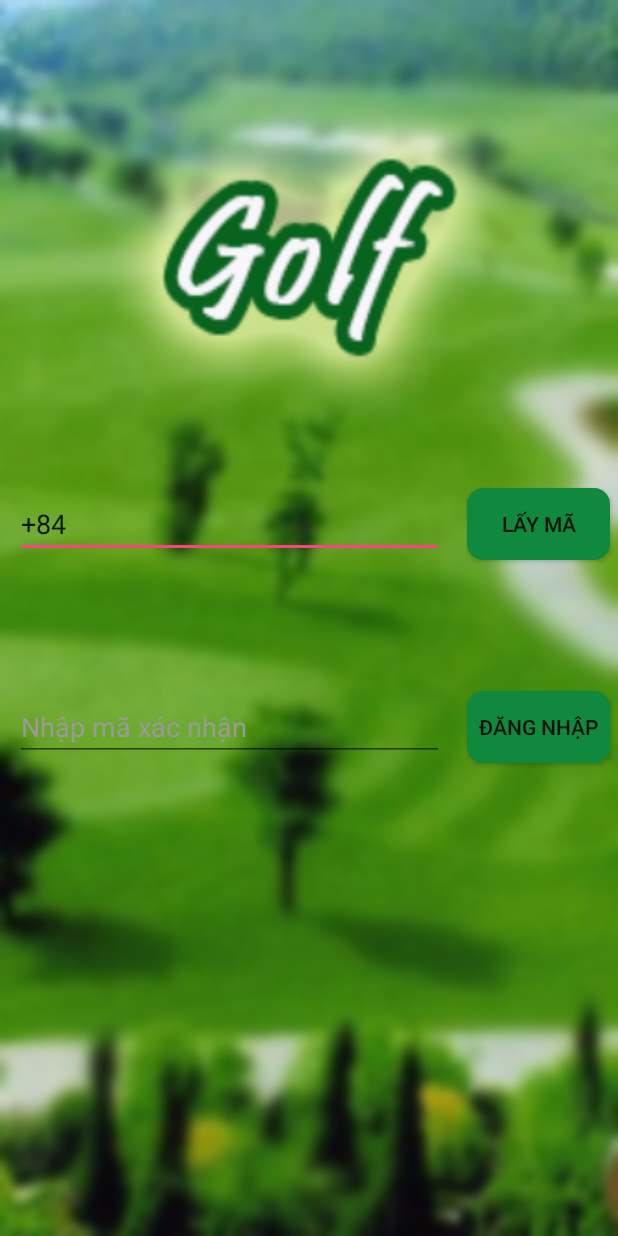
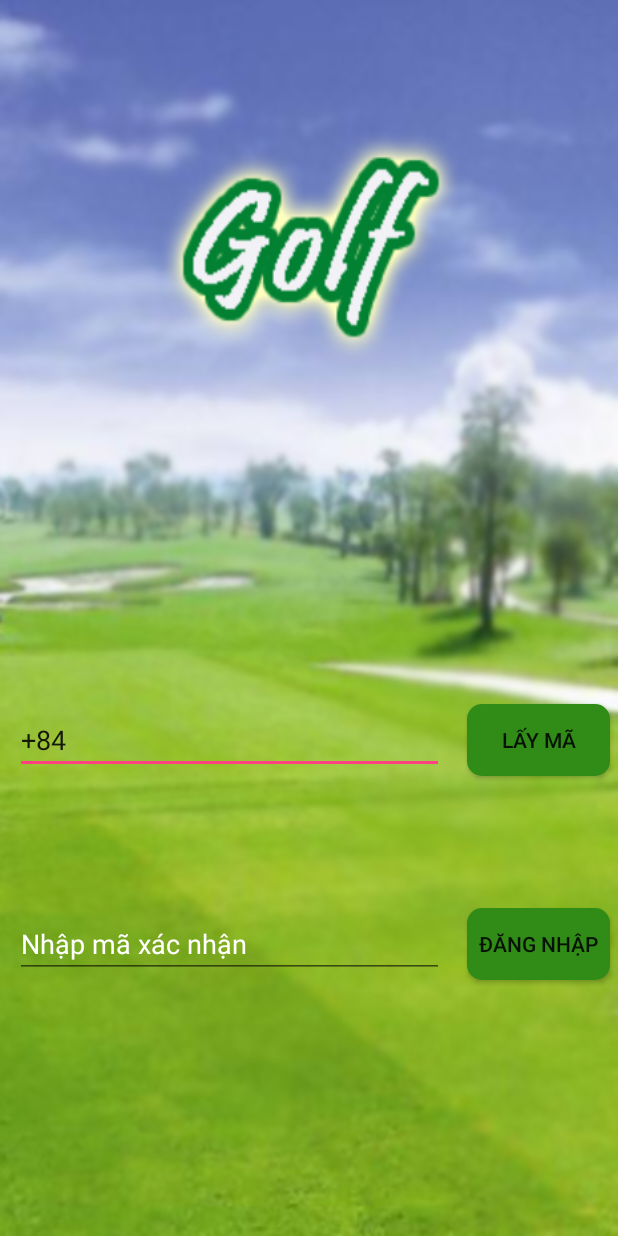
Before and after one commit to NguyenHungHust256/App-Android, an Android app: the screen it shows after launch (LoginActivity), on a phone screen of 412 x 824 dp. Run offline under Robolectric (Android 15) with nearby library versions, the phone set to English and light mode, and no system bars; our stand-ins replace Firebase (no records; nobody signed in at launch, a user with empty details on screens opened directly); libraries missing offline, so code that uses them is left out: com.crashlytics.android, io.fabric.sdk; 1 statement that could not run was skipped.

```diff
--- a/app/src/main/AndroidManifest.xml
+++ b/app/src/main/AndroidManifest.xml
@@ -43,6 +43,7 @@
             android:name=".ui.activity.MainActivity"
             android:configChanges="orientation"
             android:label="@string/app_name"
+            android:windowSoftInputMode="stateVisible|adjustResize"
             android:screenOrientation="portrait"
             android:theme="@style/AppTheme.NoActionBar" />
 
@@ -53,7 +54,9 @@
         <activity
             android:name=".ui.activity.LoginActivity"
             android:configChanges="orientation"
-            android:screenOrientation="portrait"></activity>
+            android:screenOrientation="portrait">
+
+        </activity>
 
         <meta-data
             android:name="io.fabric.ApiKey"
--- a/app/src/main/java/com/example/ba_hung/findyardgolf/ui/fragment/SeeItem/XemItemFragment.java
+++ b/app/src/main/java/com/example/ba_hung/findyardgolf/ui/fragment/SeeItem/XemItemFragment.java
@@ -28,7 +28,7 @@ public class XemItemFragment extends Fragment {
 
 
     @Override
-    public View onCreateView(LayoutInflater inflater, ViewGroup container,
+    public  View onCreateView(LayoutInflater inflater, ViewGroup container,
                              Bundle savedInstanceState) {
         mView = inflater.inflate(R.layout.fragment_xem_item, container, false);
         viewPager = mView.findViewById(R.id.viewpager);
@@ -39,7 +39,7 @@ public class XemItemFragment extends Fragment {
         tabLayout.setupWithViewPager(viewPager);
         tabLayout.getTabAt(0).setIcon(R.drawable.details);
         tabLayout.getTabAt(1).setIcon(R.drawable.support);
-        tabLayout.getTabAt(2).setIcon(R.drawable.map2);
+        tabLayout.getTabAt(2).setIcon(R.drawable.map);
         tabLayout.getTabAt(3).setIcon(R.drawable.weather);
         return mView;
     }
--- /dev/null
+++ b/app/src/main/res/drawable/button.xml
@@ -0,0 +1,9 @@
+<?xml version="1.0" encoding="utf-8"?>
+<selector xmlns:android="http://schemas.android.com/apk/res/android">
+    <item
+        android:state_pressed="false"
+        android:state_enabled="true"
+        android:drawable="@drawable/button_not_press2" />
+    <item
+        android:drawable="@drawable/button_press" />
+</selector>
--- /dev/null
+++ b/app/src/main/res/drawable/button_not_press2.xml
@@ -0,0 +1,13 @@
+<?xml version="1.0" encoding="utf-8"?>
+<shape xmlns:android="http://schemas.android.com/apk/res/android"
+    android:shape="rectangle">
+    android:width="1dp"/>
+    <corners android:radius="10dp"/>
+    <!--<solid android:color="#4CAF50" />-->
+    <!--<solid android:color="#95000000" />-->
+
+    <solid android:color="#308c17" />
+    <!--<solid android:color="#7FC0C0C0" />-->
+
+
+</shape>
--- a/app/src/main/res/layout/activity_login.xml
+++ b/app/src/main/res/layout/activity_login.xml
@@ -4,75 +4,78 @@
     xmlns:tools="http://schemas.android.com/tools"
     android:layout_width="match_parent"
     android:layout_height="match_parent"
-    android:background="@drawable/anhnenlogin"
+    android:background="@drawable/background_login"
     android:orientation="vertical"
     android:weightSum="4"
     tools:context="com.example.ba_hung.findyardgolf.ui.activity.LoginActivity">
 
     <TextView
         android:id="@+id/nameApp"
-        android:layout_weight="1"
+        android:layout_weight="1.8"
         android:layout_width="match_parent"
         android:layout_height="wrap_content"
         android:layout_marginTop="20dp"
         android:fontFamily="serif"
         android:gravity="center"
 
-        android:textColor="#ffff"
+        android:textColor="#9e9d9d"
         android:textSize="60sp"
         android:textStyle="bold|italic" />
 
     <LinearLayout
+        android:layout_width="match_parent"
+        android:layout_height="0dp"
         android:layout_weight="1.5"
-        android:weightSum="2"
         android:orientation="vertical"
-        android:layout_width="match_parent"
-        android:layout_height="0dp">
+        android:weightSum="2">
+
         <LinearLayout
+            android:layout_width="match_parent"
+            android:layout_height="0dp"
             android:layout_weight="1"
-            android:weightSum="6"
-            android:layout_width="match_parent"
-            android:layout_height="0dp">
+            android:weightSum="6">
 
             <EditText
                 android:id="@+id/edtSDT"
                 android:layout_width="0dp"
-                android:layout_margin="10dp"
                 android:layout_height="wrap_content"
                 android:layout_gravity="center"
+                android:layout_margin="10dp"
                 android:layout_weight="4.5"
-                android:inputType="phone"
                 android:gravity="center_vertical"
                 android:hint="Nhập số điện thoại"
-                android:textColorHint="#9b9a9a" />
+                android:inputType="phone"
+                android:textColorHint="#ffffffff" />
+
             <Button
+                android:id="@+id/btnLayMa"
+                android:layout_width="0dp"
+                android:layout_height="wrap_content"
+                android:layout_gravity="center"
+                android:layout_margin="5dp"
                 android:layout_weight="1.5"
-                android:text="Lấy mã"
-                android:id="@+id/btnLayMa"
-                android:layout_margin="5dp"
-                android:background="@drawable/button_press"
-                android:layout_gravity="center"
-                android:layout_width="0dp"
-                android:layout_height="wrap_content" />
+                android:background="@drawable/button"
+                android:text="Lấy mã" />
 
         </LinearLayout>
+
         <LinearLayout
+            android:layout_width="match_parent"
+            android:layout_height="0dp"
             android:layout_weight="1"
-            android:weightSum="6"
-            android:layout_width="match_parent"
-            android:layout_height="0dp">
+            android:weightSum="6">
 
             <EditText
                 android:id="@+id/edtVertify"
                 android:layout_width="0dp"
-                android:layout_margin="10dp"
                 android:layout_height="wrap_content"
                 android:layout_gravity="center"
+                android:layout_margin="10dp"
                 android:layout_weight="4.5"
                 android:gravity="center_vertical"
                 android:hint="Nhập mã xác nhận"
                 android:inputType="number"
-                android:textColorHint="#9b9a9a" />
+                android:textColorHint="#ffffffff" />
 
             <Button
                 android:id="@+id/btnDangNhap"
@@ -81,7 +84,7 @@
                 android:layout_gravity="center"
                 android:layout_margin="5dp"
                 android:layout_weight="1.5"
-                android:background="@drawable/button_press"
+                android:background="@drawable/button"
                 android:text="Đăng nhập" />
 
         </LinearLayout>
--- a/app/src/main/res/layout/activity_thoi_tiet5_ngay.xml
+++ b/app/src/main/res/layout/activity_thoi_tiet5_ngay.xml
@@ -11,8 +11,8 @@
         android:id="@+id/imgBack"
         android:layout_margin="2dp"
         android:src="@drawable/back"
-        android:layout_width="40dp"
-        android:layout_height="40dp" />
+        android:layout_width="35dp"
+        android:layout_height="35dp" />
     <TextView
         android:textColor="#1c1fac"
         android:fontFamily="serif"
--- a/app/src/main/res/layout/app_bar_main.xml
+++ b/app/src/main/res/layout/app_bar_main.xml
@@ -17,6 +17,7 @@
             android:layout_height="?attr/actionBarSize"
             android:background="?attr/colorPrimary"
             app:popupTheme="@style/AppTheme.PopupOverlay" />
+
     </android.support.design.widget.AppBarLayout>
 
     <include layout="@layout/content_main" />
--- a/app/src/main/res/layout/custom_item_golf.xml
+++ b/app/src/main/res/layout/custom_item_golf.xml
@@ -70,8 +70,8 @@
                 android:id="@+id/btnBooking"
                 android:text="Booking"
 
-                android:background="@drawable/button_xem_danh_sach"
-                android:textSize="9sp"
+                android:background="@drawable/button"
+                android:textSize="12sp"
                 android:layout_width="match_parent"
                 android:layout_height="wrap_content" />
 
--- a/app/src/main/res/layout/fragment_danh_sach.xml
+++ b/app/src/main/res/layout/fragment_danh_sach.xml
@@ -14,7 +14,7 @@
             android:layout_width="match_parent"
             android:layout_height="wrap_content"
 
-            android:background="@drawable/gradient" >
+            android:background="#ffffff" >
             <Spinner
                 android:id="@+id/spnTinh"
                 android:layout_width="match_parent"
--- a/app/src/main/res/layout/fragment_home.xml
+++ b/app/src/main/res/layout/fragment_home.xml
@@ -70,7 +70,7 @@
            android:layout_width="match_parent"
            android:layout_height="match_parent"
            app:floatingSearch_close_search_on_keyboard_dismiss="true"
-           app:floatingSearch_leftActionMode="showHamburger"
+           app:floatingSearch_leftActionMode="showSearch"
            app:floatingSearch_searchHint="Nhập nội dung cần tìm"
            app:floatingSearch_suggestionsListAnimDuration="250"
            tools:layout_editor_absoluteX="8dp"
--- a/app/src/main/res/layout/fragment_update_user_info.xml
+++ b/app/src/main/res/layout/fragment_update_user_info.xml
@@ -99,7 +99,7 @@
         android:layout_marginLeft="24dp"
         android:layout_marginRight="24dp"
         android:layout_marginTop="24dp"
-        android:background="@drawable/button_xem_danh_sach"
+        android:background="@drawable/button"
         android:text="Lưu "
         app:layout_constraintHorizontal_bias="0.0"
         app:layout_constraintLeft_toLeftOf="parent"
--- a/app/src/main/res/layout/nav_header_main.xml
+++ b/app/src/main/res/layout/nav_header_main.xml
@@ -29,14 +29,13 @@
         android:textSize="20dp"
         android:textStyle="bold|italic"
         android:paddingTop="7dp"
-        android:text="Android Studio"
+        android:text="Khách Hàng"
         android:textAppearance="@style/TextAppearance.AppCompat.Body1" />
 
     <TextView
         android:id="@+id/phoneUser"
         android:layout_width="wrap_content"
         android:layout_height="wrap_content"
-        android:textSize="15sp"
-        android:text="android.studio@android.com" />
+        android:textSize="15sp" />
 
 </LinearLayout>
```
Also changed, not shown: app/src/main/java/com/example/ba_hung/findyardgolf/ui/activity/MainActivity.java (+8 -0 lines), app/src/main/res/layout/fragment_contact.xml (+5 -5 lines), app/src/main/res/layout/fragment_info_each_item.xml (+8 -12 lines), app/src/main/res/drawable/back.png, app/src/main/res/drawable/background_login.png (added).
